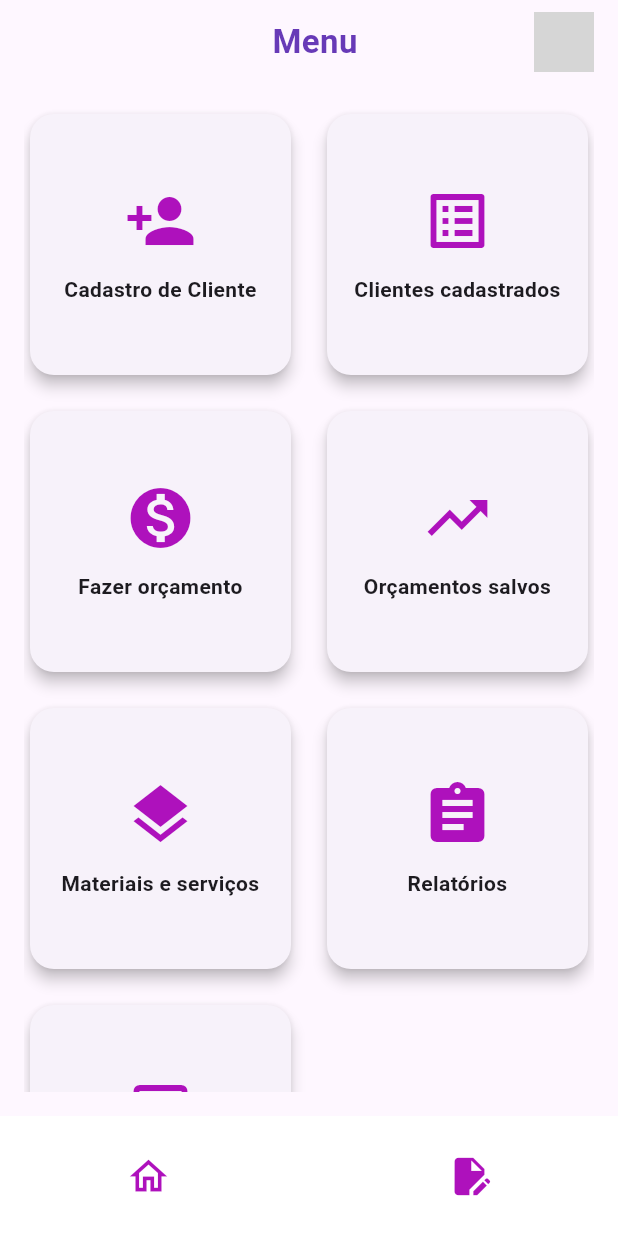
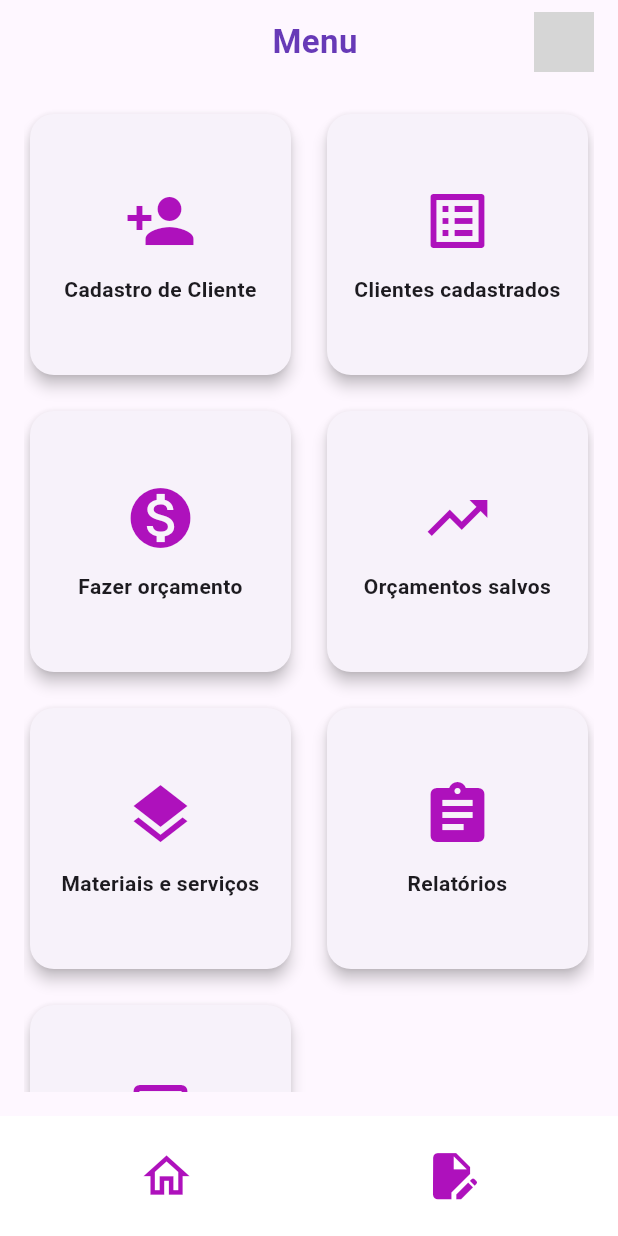
Before and after one commit to josiasgomes/projetofinalflutter, a Flutter app: the screen it shows once a user with an empty profile is signed in, on a phone screen of 412 x 824 dp. Run offline on Flutter 3.47's test engine with Material 3 defaults, Android fonts, the phone set to English and light mode, and no system bars; our stand-ins replace firebase_auth, firebase_core; accounts and stored records are empty; network calls fail; grey boxes are pictures that could not be loaded.

Commit message:
barra de navegação atualizada com tamanho responsivo

```diff
--- a/lib/widget/barra_navegacao_principal.dart
+++ b/lib/widget/barra_navegacao_principal.dart
@@ -1,4 +1,3 @@
-
 import 'package:flutter/material.dart';
 import 'package:myapp/src/core/theme/app_colors.dart';
 import 'package:myapp/src/view/criar_orcamentos.dart';
@@ -16,26 +15,35 @@ class BarraNavegacaoPrincipal extends StatelessWidget {
 
   @override
   Widget build(BuildContext context) {
-    const Color roxoPrincipal = Color(0xFF6A1B9A);
+    // 1. Obter as dimensões da tela para responsividade.
+    final screenWidth = MediaQuery.of(context).size.width;
+
+    // 2. Definir tamanhos responsivos AUMENTADOS:
+    // Altura da barra: 6% da largura da tela (era 5%).
+    final double barHeight = screenWidth * 0.09;
+    // Tamanho dos ícones: 90% da altura da barra (era 80%).
+    final double iconSize = barHeight * 1.0;
 
     return BottomAppBar(
       shape: const CircularNotchedRectangle(),
       notchMargin: 8.0,
       color: Colors.white,
       elevation: 12.0,
-      child: SizedBox(
-        height: 30.0,
+
+      child: Padding(
+        // Centraliza os ícones verticalmente.
+        padding: EdgeInsets.symmetric(vertical: (barHeight - iconSize) / 2),
+
         child: Row(
-          mainAxisAlignment: MainAxisAlignment.spaceBetween,
+          mainAxisAlignment: MainAxisAlignment.spaceAround,
           children: <Widget>[
-            // Ícones da Esquerda
-            SizedBox(
-              width: MediaQuery.of(context).size.width / 2 - 40,
-              child: Row(
-                mainAxisAlignment: MainAxisAlignment.spaceEvenly,
-                children: [
-                  IconButton(
-                    icon: const Icon(Icons.home_outlined, color: AppColors.primary, size: 30),
+            // Ícone 1 (Início)
+            Flexible(
+              child: IconButton(
+                // Ícone com tamanho responsivo maior
+                icon: Icon(Icons.home_outlined, color: AppColors.primary, size: iconSize),
+                padding: EdgeInsets.zero,
+                constraints: const BoxConstraints(),
                 onPressed: () {
                   Navigator.push(
                     context,
@@ -43,27 +51,23 @@ class BarraNavegacaoPrincipal extends StatelessWidget {
                   );
                 },
                 tooltip: 'Início',
-                  )
-                ],
               ),
             ),
-            // Ícones da Direita
-            SizedBox(
-              width: MediaQuery.of(context).size.width / 2 - 40,
-              child: Row(
-                mainAxisAlignment: MainAxisAlignment.spaceEvenly,
-                children: [
-                  IconButton(
-                    icon: const Icon(Icons.edit_document, color: AppColors.primary, size: 30),
+
+            // Ícone 2 (Orçamentos)
+            Flexible(
+              child: IconButton(
+                // Ícone com tamanho responsivo maior
+                icon: Icon(Icons.edit_document, color: AppColors.primary, size: iconSize),
+                padding: EdgeInsets.zero,
+                constraints: const BoxConstraints(),
                 onPressed: () {
                   Navigator.push(
                     context,
                     MaterialPageRoute(builder: (context) => FazerOrcamentos()),
                   );
                 },
-                    tooltip: 'Início',
-                  )
-                ],
+                tooltip: 'Orçamentos',
               ),
             ),
           ],
```
Lines whose indentation alone changed are shown as unchanged.
